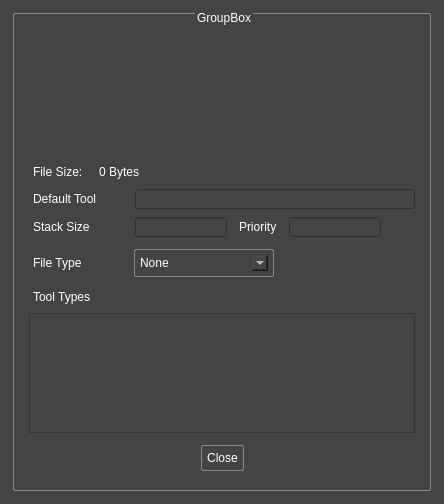
Qt form ApolloExplorerPC/dialogfileinfo.ui (ronybeck/ApolloExplorer) before a commit.
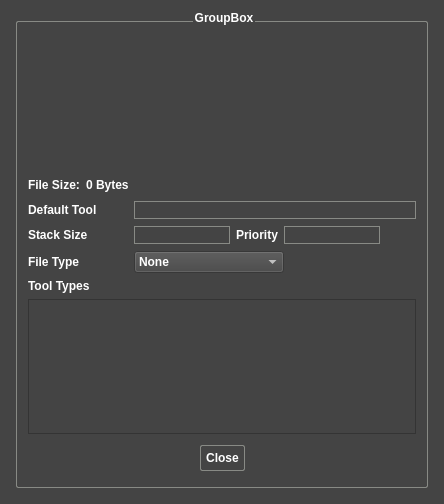
The same form after that commit. Icons and pictures are not drawn.

```diff
--- a/ApolloExplorerPC/dialogfileinfo.ui
+++ b/ApolloExplorerPC/dialogfileinfo.ui
@@ -17,17 +17,14 @@
    <string notr="true">QWidget
 {	
 	background-color: #444444;
+	font: bold 12px;
 	color:  white;
 	font: 700 10pt &quot;Comfortaa&quot;;
-	padding: 1px;
-	margin: 1px;
 }
 
-QCSpinBox
+QLineEdit
 {
-	background-color: #444444;
-	color:  white;
-	margin: 0px;
+border: 1px solid rgb(136, 138, 133);
 }
 
 QPushButton
@@ -38,30 +35,6 @@
     border-radius: 2px;
 	text-align: center;
 }
-QComboBox
-{
-	margin: 5px;
-	padding: 5px;
-	border: 1px solid rgb(136, 138, 133);
-    border-radius: 2px;
-	text-align: center;
-}
-
-QSpinBox
-{
-	margin: 1px;
-	padding: 1px;
-	border: 1px solid rgb(136, 138, 133);
-    border-radius: 2px;
-	text-align: center;
-}
-
-QSpinBox::up-button
-{
-	margin: 0px;
-	padding: 0px;
-}
-
 QPushButton::pressed
 {
 	background-color: #555555;
@@ -70,20 +43,40 @@
 {
 	border: 1px solid #aaaaaa;
 }
-
 QGroupBox
 {
-	padding: 5px;
+	padding: 2px;
+    padding-top: 10px;
 	border: 1px solid  rgb(136, 138, 133);
-	margin: 2px;
+	margin: 5px;
+    margin-top: 10px;
 	border-radius: 2px;
 }
 QGroupBox::Title
 {
 	subcontrol-origin: margin;
     subcontrol-position: top center;
-	margin: 0px;
+	font: 700 10pt &quot;Comfortaa&quot;;
 }
+
+QTableView
+{
+	background-color: #444444;
+}
+
+QListView
+{
+	margin: 2px;
+	padding: 2px;
+}
+
+QHeaderView::section
+{
+	margin: 2px;
+	padding: 2px;
+	background-color: #444444;
+}
+
 </string>
   </property>
   <layout class="QVBoxLayout" name="verticalLayout">
@@ -101,6 +94,9 @@
           <height>128</height>
          </size>
         </property>
+        <property name="styleSheet">
+         <string notr="true"/>
+        </property>
         <property name="text">
          <string/>
         </property>
@@ -147,12 +143,24 @@
        <layout class="QHBoxLayout" name="horizontalLayout">
         <item>
          <widget class="QLabel" name="label">
+          <property name="sizePolicy">
+           <sizepolicy hsizetype="Fixed" vsizetype="Fixed">
+            <horstretch>0</horstretch>
+            <verstretch>0</verstretch>
+           </sizepolicy>
+          </property>
           <property name="minimumSize">
            <size>
             <width>100</width>
             <height>0</height>
            </size>
           </property>
+          <property name="maximumSize">
+           <size>
+            <width>100</width>
+            <height>16777215</height>
+           </size>
+          </property>
           <property name="text">
            <string>Default Tool</string>
           </property>
@@ -180,6 +188,12 @@
             <height>0</height>
            </size>
           </property>
+          <property name="maximumSize">
+           <size>
+            <width>100</width>
+            <height>16777215</height>
+           </size>
+          </property>
           <property name="text">
            <string>Stack Size</string>
           </property>
@@ -243,12 +257,24 @@
        <layout class="QHBoxLayout" name="horizontalLayout_3">
         <item>
          <widget class="QLabel" name="label_5">
+          <property name="sizePolicy">
+           <sizepolicy hsizetype="Fixed" vsizetype="Fixed">
+            <horstretch>0</horstretch>
+            <verstretch>0</verstretch>
+           </sizepolicy>
+          </property>
           <property name="minimumSize">
            <size>
-            <width>95</width>
+            <width>100</width>
             <height>0</height>
            </size>
           </property>
+          <property name="maximumSize">
+           <size>
+            <width>100</width>
+            <height>16777215</height>
+           </size>
+          </property>
           <property name="text">
            <string>File Type</string>
           </property>
```
Left out of the diff: 3 changed lines with no effect on the pictures.
